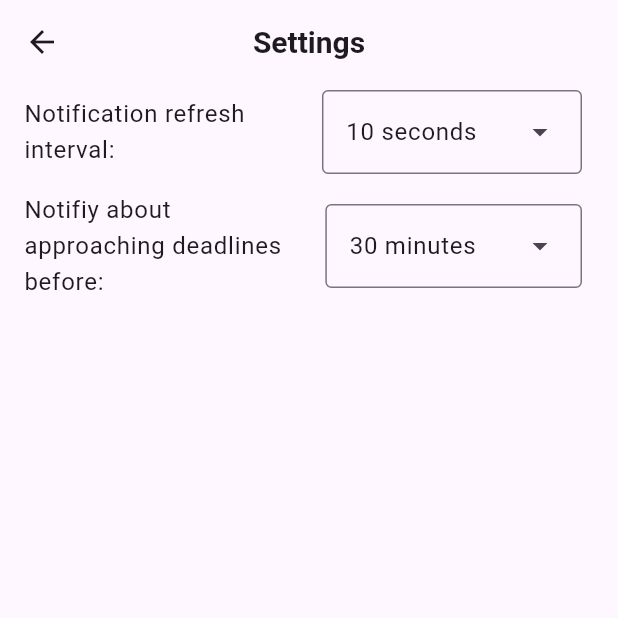
After one commit to FurqanBhat/Canvas-Connect, a Flutter app: the Settings screen opened directly, on a phone screen of 412 x 824 dp, the top half of it. The commit adds this screen. Run offline on Flutter 3.47's test engine with Material 3 defaults, Android fonts, the phone set to English and light mode, and no system bars; our stand-ins replace flutter_html, flutter_local_notifications, flutter_spinkit, shared_preferences; missing offline and left inert: flutter_background_service, pdf_viewer_plugin; accounts and stored records are empty.

Commit message:
Add approaching deadline notifications and settings screen
Notify user of approaching deadline, and add a settings screen to set
update interval and deadline notification duration.

```diff
--- a/lib/models/LoginModel.dart
+++ b/lib/models/LoginModel.dart
@@ -1,5 +1,7 @@
 import 'package:flutter/material.dart';
 import 'package:shared_preferences/shared_preferences.dart';
+
+import 'package:canvas_connect/shared/service.dart';
 
 class LoginModel {
   static String _token = "";
@@ -15,6 +17,9 @@ class LoginModel {
 
   static loginstart() async {
     await _loadLoginData();
+
+    /* Start notification service */
+    notificationService.startService();
   }
 
   static _loadLoginData() async {
--- a/lib/screen/course_list.dart
+++ b/lib/screen/course_list.dart
@@ -6,6 +6,7 @@ import 'package:canvas_connect/screen/assignments.dart';
 import 'package:canvas_connect/screen/course_screen.dart';
 import 'package:canvas_connect/screen/conversations.dart';
 import 'package:canvas_connect/screen/login_screen.dart';
+import 'package:canvas_connect/screen/settings.dart';
 import 'package:canvas_connect/models/CoursesModel.dart';
 import 'package:flutter/material.dart';
 import 'package:flutter/widgets.dart';
@@ -59,6 +60,14 @@ class CourseList extends StatelessWidget {
               onTap: () {
                 Navigator.of(context).push(MaterialPageRoute(
                     builder: (context) => Conversations()));
+              },
+            ),
+            ListTile(
+              leading: const Icon(Icons.settings),
+              title: const Text("Settings"),
+              onTap: () {
+                Navigator.of(context).push(MaterialPageRoute(
+                    builder: (context) => Settings()));
               },
             ),
           ],
--- /dev/null
+++ b/lib/screen/settings.dart
@@ -0,0 +1,77 @@
+import 'package:flutter/material.dart';
+import 'package:shared_preferences/shared_preferences.dart';
+
+import 'package:canvas_connect/shared/service.dart';
+
+class Settings extends StatelessWidget {
+  @override
+  Widget build(BuildContext context) {
+    return Scaffold(
+      appBar: AppBar(
+        title: const Text(
+          "Settings",
+          style: TextStyle(
+            fontSize: 20,
+            fontWeight: FontWeight.bold,
+          ),
+        ),
+        centerTitle: true,
+        leading: IconButton(
+          icon: const Icon(Icons.arrow_back_outlined),
+          onPressed: () {
+            Navigator.pop(context);
+          },
+        ),
+      ),
+      body: ListView(
+        children: [
+           ListTile(
+            title: const Text("Notification refresh interval:"),
+            trailing: DropdownMenu<Duration>(
+              dropdownMenuEntries: const [
+                DropdownMenuEntry(value: Duration(seconds: 10), label: "10 seconds"),
+                DropdownMenuEntry(value: Duration(minutes: 15), label: "15 minutes"),
+                DropdownMenuEntry(value: Duration(minutes: 15), label: "30 minutes"),
+                DropdownMenuEntry(value: Duration(hours: 1), label: "1 hour"),
+                DropdownMenuEntry(value: Duration(hours: 2), label: "2 hours"),
+                DropdownMenuEntry(value: Duration(hours: 3), label: "3 hours"),
+              ],
+              initialSelection: const Duration(seconds: 10),
+              onSelected: (value) async {
+                final SharedPreferences preferences = await SharedPreferences.getInstance();
+
+                preferences.setInt("updateInterval", value!.inSeconds);
+
+                /* Restart notification service to make change effective */
+                restartService();
+              },
+            ),
+          ),
+          ListTile(
+            title: const Text("Notifiy about approaching deadlines before:"),
+            trailing: DropdownMenu<Duration>(
+              dropdownMenuEntries: const [
+                DropdownMenuEntry(value: Duration(minutes: 30), label: "30 minutes"),
+                DropdownMenuEntry(value: Duration(hours: 1), label: "1 hour"),
+                DropdownMenuEntry(value: Duration(hours: 2), label: "2 hours"),
+                DropdownMenuEntry(value: Duration(hours: 3), label: "3 hours"),
+                DropdownMenuEntry(value: Duration(hours: 6), label: "6 hours"),
+                DropdownMenuEntry(value: Duration(hours: 12), label: "12 hours"),
+                DropdownMenuEntry(value: Duration(days: 1), label: "1 day"),
+              ],
+              initialSelection: const Duration(minutes: 30),
+              onSelected: (value) async {
+                final SharedPreferences preferences = await SharedPreferences.getInstance();
+
+                preferences.setInt("notifyBeforeDuration", value!.inSeconds);
+
+                /* Restart notification service to make change effective */
+                restartService();
+              },
+            ),
+          )
+        ],
+      ),
+    );
+  }
+}
```
Also changed, not shown: lib/main.dart (+5 -75 lines), lib/models/CoursesModel.dart (+30 -3 lines), lib/shared/http.dart (added, +10 -0 lines), lib/shared/service.dart (added, +102 -0 lines).
